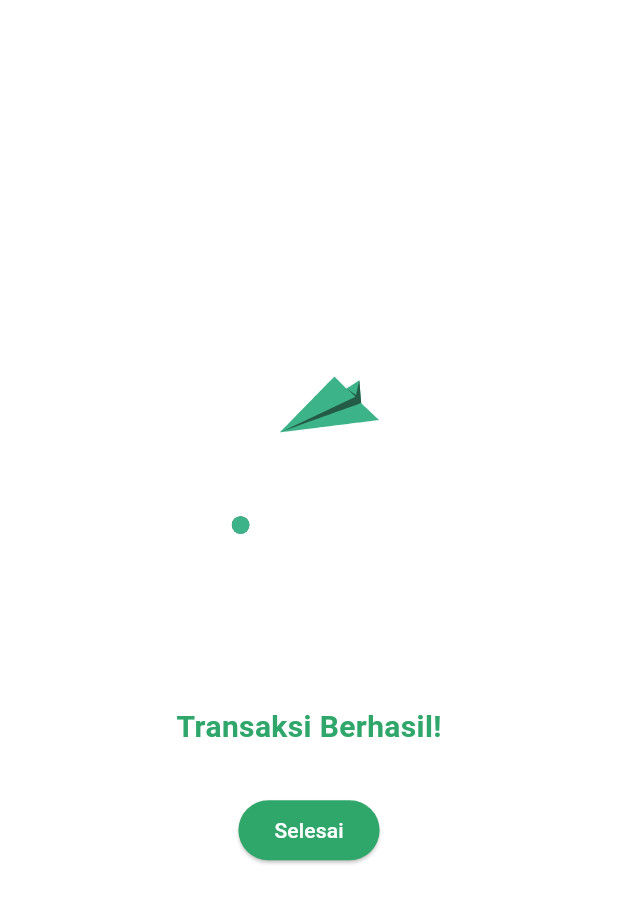
After one commit to Defarrel/GloyMoneyManagement, a Flutter app: the DonePage screen opened directly, on a phone screen of 412 x 824 dp. The commit adds this screen. Shown: the top 903 px of the screen. Run offline on Flutter 3.47's test engine with Material 3 defaults, Android fonts, the light colour scheme and no system bars; our stand-ins replace dartz, dropdown_button2, equatable, flutter_bloc, flutter_secure_storage, geocoding and 3 more; accounts and stored records are empty; statements that could not run were skipped.

Commit message:
Menambahkan done page menggunakan lottie untuk animasi

```diff
--- /dev/null
+++ b/lib/presentation/transaksi/pages/done_page.dart
@@ -0,0 +1,55 @@
+import 'package:flutter/material.dart';
+import 'package:gloymoneymanagement/core/constants/constants.dart';
+import 'package:lottie/lottie.dart';
+
+class DonePage extends StatelessWidget {
+  const DonePage({super.key});
+
+  @override
+  Widget build(BuildContext context) {
+    return Scaffold(
+      backgroundColor: Colors.white,
+      body: SafeArea(
+        child: Center(
+          child: SingleChildScrollView(
+            child: Column(
+              mainAxisAlignment: MainAxisAlignment.center,
+              children: [
+                SizedBox(
+                  width: 200,
+                  height: 200,
+                  child: Lottie.asset(
+                    'lib/core/assets/lottie/Animation - 1751020087177.json',
+                    repeat: true,
+                  ),
+                ),
+                const SizedBox(height: 24),
+                const Text(
+                  'Transaksi Berhasil!',
+                  style: TextStyle(
+                    fontSize: 20,
+                    fontWeight: FontWeight.bold,
+                    color: AppColors.primary,
+                  ),
+                ),
+                const SizedBox(height: 30),
+                ElevatedButton(
+                  style: ElevatedButton.styleFrom(
+                    backgroundColor: AppColors.primary,
+                  ),
+                  onPressed: () {
+                    Navigator.popUntil(context, (route) => route.isFirst);
+                  },
+                  child: const Text(
+                    'Selesai',
+                    style: TextStyle(color: Colors.white),
+                  ),
+                ),
+              ],
+            ),
+          ),
+        ),
+      ),
+    );
+  }
+}
--- a/lib/presentation/transaksi/pages/tambah_transaksi.dart
+++ b/lib/presentation/transaksi/pages/tambah_transaksi.dart
@@ -1,6 +1,7 @@
 import 'package:flutter/material.dart';
 import 'package:gloymoneymanagement/core/components/custom_text_field_2.dart';
 import 'package:gloymoneymanagement/core/constants/colors.dart';
+import 'package:gloymoneymanagement/presentation/transaksi/pages/done_page.dart';
 import 'package:gloymoneymanagement/presentation/transaksi/pages/map_page.dart';
 import 'package:intl/intl.dart';
 import 'package:intl/date_symbol_data_local.dart';
@@ -97,10 +98,10 @@ class _TambahTransaksiState extends State<TambahTransaksi> {
           context,
         ).showSnackBar(SnackBar(content: Text(error))),
         (success) {
-          ScaffoldMessenger.of(context).showSnackBar(
-            const SnackBar(content: Text("Transaksi berhasil ditambahkan")),
+          Navigator.pushReplacement(
+            context,
+            MaterialPageRoute(builder: (_) => const DonePage()),
           );
-          Navigator.pop(context);
         },
       );
     }
--- a/pubspec.yaml
+++ b/pubspec.yaml
@@ -54,6 +54,7 @@ dependencies:
   flutter_secure_storage: ^9.0.0
   dartz: ^0.10.1
   camera: ^0.11.1
+  lottie: ^3.3.1
 
 dev_dependencies:
   flutter_test:
@@ -75,6 +76,7 @@ flutter:
   # To add assets to your application, add an assets section, like this:
   assets:
     - lib/core/assets/images/
+    - lib/core/assets/lottie/
 
   # An image asset can refer to one or more resolution-specific "variants", see
   # https://flutter.dev/to/resolution-aware-images
```
Also changed, not shown: lib/core/assets/lottie/Animation - 1751020087177.json (added, +1 -0 lines), lib/core/assets/lottie/succes.json (added, +1 -0 lines), lib/presentation/transaksi/pages/detail_transaksi.dart (added), pubspec.lock.
